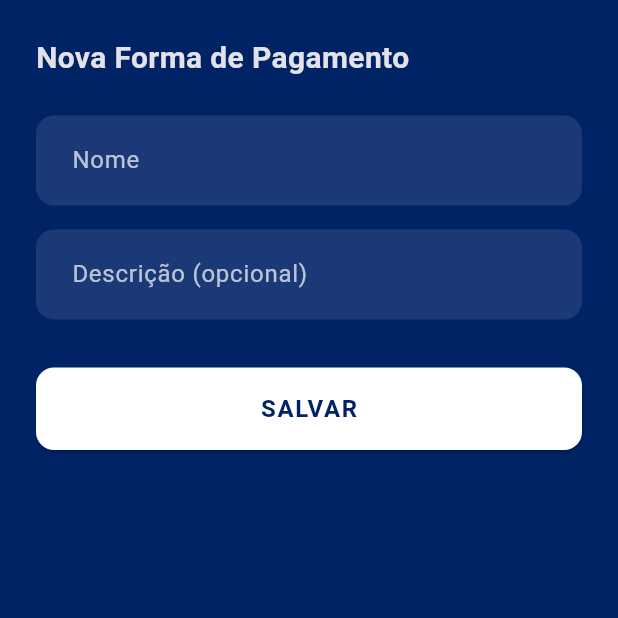
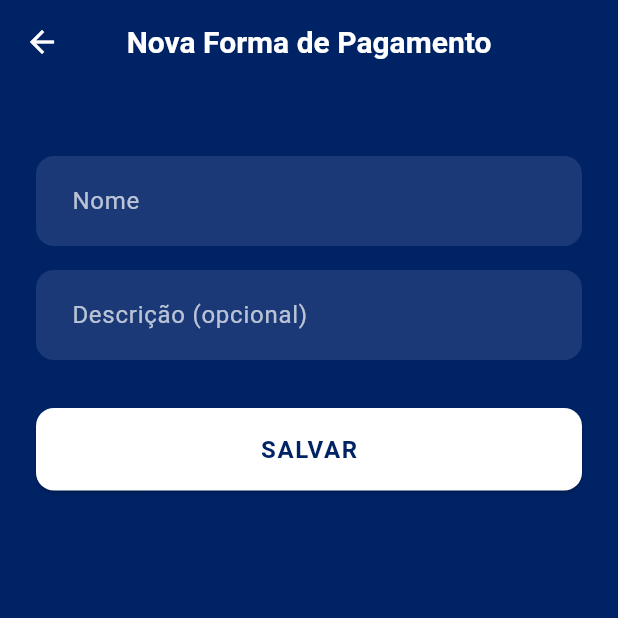
Before and after one commit to Sam280903/gerenciar, a Flutter app: the CadastroFormaPagamentoTela screen opened directly, on a phone screen of 412 x 824 dp, the top half of it. Run offline on Flutter 3.47's test engine with Material 3 defaults, Android fonts, the phone set to English and light mode, and no system bars; our stand-ins replace brasil_fields, cloud_firestore, connectivity_plus, firebase_auth, firebase_core, firebase_messaging and 5 more; accounts and stored records are empty.

Commit message:
Correção da tela de pagamento, geração do apk

```diff
--- a/lib/apresentacao/telas/formas_pagamento/cadastro_forma_pagamento_tela.dart
+++ b/lib/apresentacao/telas/formas_pagamento/cadastro_forma_pagamento_tela.dart
@@ -97,24 +97,19 @@ class _CadastroFormaPagamentoTelaState
 
   @override
   Widget build(BuildContext context) {
-    return Container(
-      padding: EdgeInsets.fromLTRB(
-          24, 24, 24, MediaQuery.of(context).viewInsets.bottom + 24),
-      decoration: BoxDecoration(
-        color: Theme.of(context).scaffoldBackgroundColor,
-        borderRadius: const BorderRadius.only(
-          topLeft: Radius.circular(20),
-          topRight: Radius.circular(20),
+    // --- CORREÇÃO APLICADA AQUI ---
+    return Scaffold(
+      appBar: AppBar(
+        title: const Text('Nova Forma de Pagamento'),
       ),
-      ),
+      body: SingleChildScrollView(
+        padding: const EdgeInsets.all(24.0),
         child: Form(
           key: _formKey,
           child: Column(
             mainAxisSize: MainAxisSize.min,
             crossAxisAlignment: CrossAxisAlignment.stretch,
             children: [
-            const Text('Nova Forma de Pagamento',
-                style: TextStyle(fontSize: 20, fontWeight: FontWeight.bold)),
               const SizedBox(height: 24),
               TextFormField(
                 controller: _nomeController,
@@ -135,6 +130,8 @@ class _CadastroFormaPagamentoTelaState
             ],
           ),
         ),
+      ),
     );
+    // --- FIM DA CORREÇÃO ---
   }
 }
--- a/pubspec.yaml
+++ b/pubspec.yaml
@@ -50,6 +50,7 @@ dev_dependencies:
   build_runner: ^2.8.0
   mockito: ^5.5.1
   lints: ^6.0.0
+  flutter_launcher_icons: ^0.13.1
 
 flutter:
   uses-material-design: true
@@ -57,3 +58,8 @@ flutter:
   assets:
     - assets/imagens/logo_gerenciar.png
     - assets/fontes/
+
+flutter_launcher_icons:
+  android: true
+  ios: false
+  image_path: "assets/imagens/logo_gerenciar.png"
```
Also changed, not shown: lib/apresentacao/telas/formas_pagamento/formas_pagamento_tela.dart (+6 -7 lines), pubspec.lock, 6 other files. Lines whose indentation alone changed are shown as unchanged.
